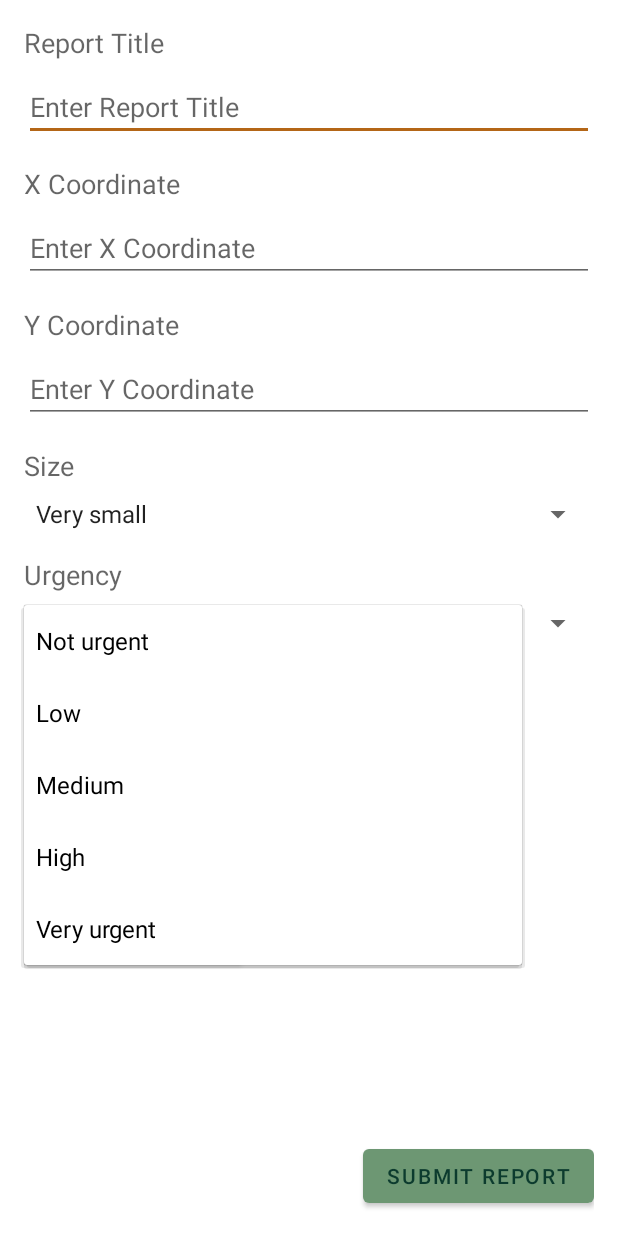
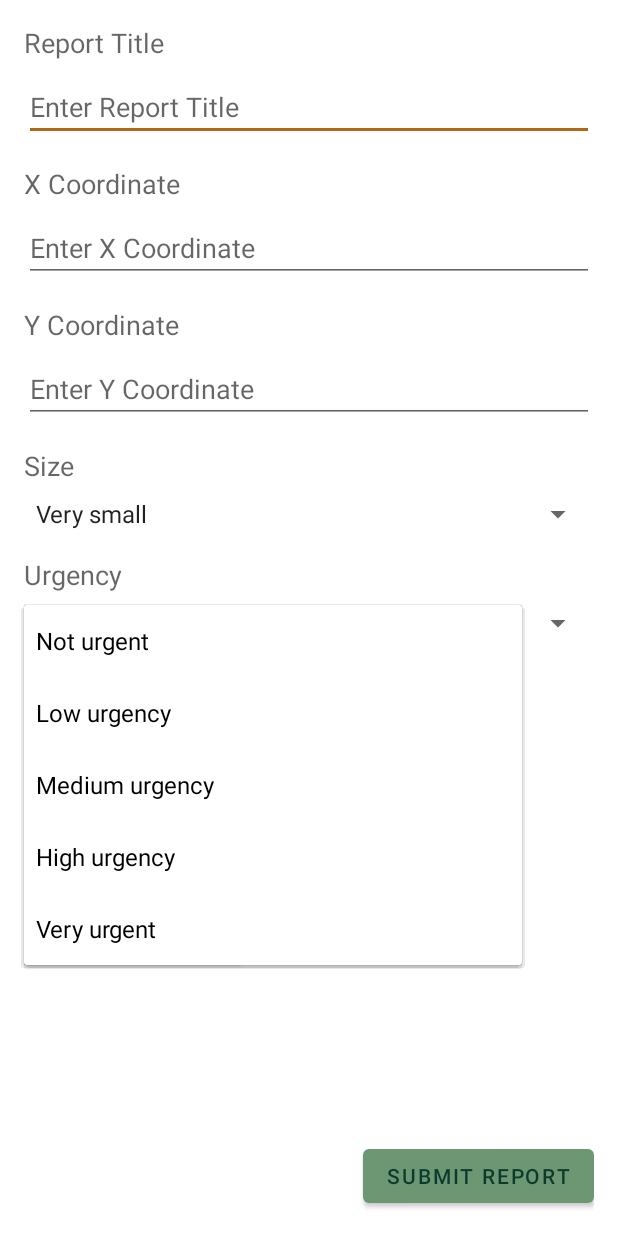
Before and after one commit to BenJohnson0/CleanStreets, an Android app: the AddReportActivity screen opened directly, with no data from a screen before it, after a tap on "Not urgent", on a phone screen of 412 x 824 dp. Run offline under Robolectric (Android 15) with nearby library versions, the phone set to English and light mode, and no system bars; our stand-ins replace Firebase (no records; nobody signed in at launch, a user with empty details on screens opened directly).

Commit message:
added education tab

```diff
--- a/app/src/main/java/com/example/urban_management_app/AddReportActivity.java
+++ b/app/src/main/java/com/example/urban_management_app/AddReportActivity.java
@@ -42,8 +42,6 @@ public class AddReportActivity extends AppCompatActivity {
 
     private EditText editTextX;
     private EditText editTextY;
-    private EditText editTextSize;
-    private EditText editTextUrgency;
     private ImageView imageViewAttachment;
     private Uri imageUri;
     private ProgressDialog progressDialog;
--- a/app/src/main/java/com/example/urban_management_app/HomeActivity.java
+++ b/app/src/main/java/com/example/urban_management_app/HomeActivity.java
@@ -76,6 +76,7 @@ public class HomeActivity extends AppCompatActivity implements NavigationView.On
             navMenu.findItem(R.id.nav_saved_reports).setVisible(true);
             navMenu.findItem(R.id.nav_your_reports).setVisible(true);
             navMenu.findItem(R.id.nav_map).setVisible(true);
+            navMenu.findItem(R.id.nav_education).setVisible(true);
             navMenu.findItem(R.id.nav_account).setVisible(true);
             navMenu.findItem(R.id.nav_settings).setVisible(true);
             navMenu.findItem(R.id.nav_sign_out).setVisible(true);
@@ -88,6 +89,7 @@ public class HomeActivity extends AppCompatActivity implements NavigationView.On
             navMenu.findItem(R.id.nav_saved_reports).setVisible(false);
             navMenu.findItem(R.id.nav_your_reports).setVisible(false);
             navMenu.findItem(R.id.nav_map).setVisible(true);
+            navMenu.findItem(R.id.nav_education).setVisible(true);
             navMenu.findItem(R.id.nav_account).setVisible(false);
             navMenu.findItem(R.id.nav_settings).setVisible(true);
             navMenu.findItem(R.id.nav_sign_out).setVisible(false);
@@ -128,6 +130,10 @@ public class HomeActivity extends AppCompatActivity implements NavigationView.On
                 // Handle User-created reports option (visible only to logged-in users)
                 showToast("User reports selected");
                 break;
+            case R.id.nav_education:
+                // Handle User-created reports option (visible only to logged-in users)
+                showToast("Education selected");
+                break;
             case R.id.nav_sign_out:
                 // Handle Sign out option (visible only to logged-in users)
                 signOut();
--- a/app/src/main/res/menu/drawer_menu.xml
+++ b/app/src/main/res/menu/drawer_menu.xml
@@ -28,6 +28,10 @@
             android:icon="@drawable/map"
             android:title="Map" />
         <item
+            android:id="@+id/nav_education"
+            android:icon="@drawable/education"
+            android:title="Educational Resources" />
+        <item
             android:id="@+id/nav_account"
             android:icon="@drawable/account"
             android:title="Account Management" />
--- a/app/src/main/res/values/strings.xml
+++ b/app/src/main/res/values/strings.xml
@@ -12,9 +12,9 @@
 
     <string-array name="urgency_options">
         <item>Not urgent</item>
-        <item>Low</item>
-        <item>Medium</item>
-        <item>High</item>
+        <item>Low urgency</item>
+        <item>Medium urgency</item>
+        <item>High urgency</item>
         <item>Very urgent</item>
     </string-array>
 </resources>
```
Also changed, not shown: app/src/main/res/drawable/education.png (added).
